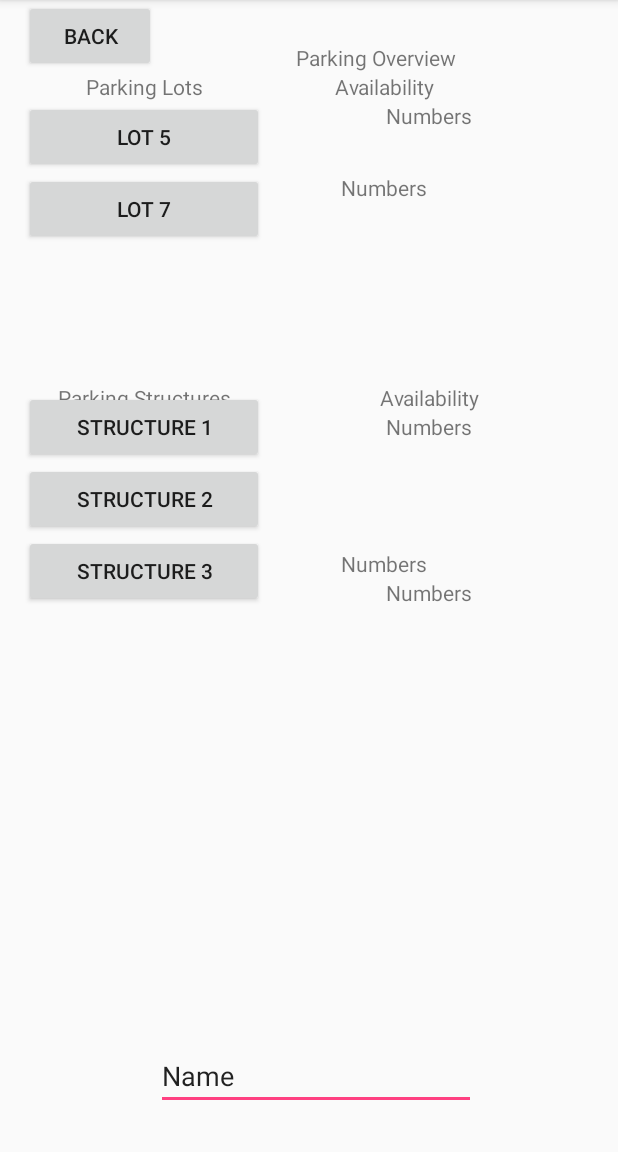
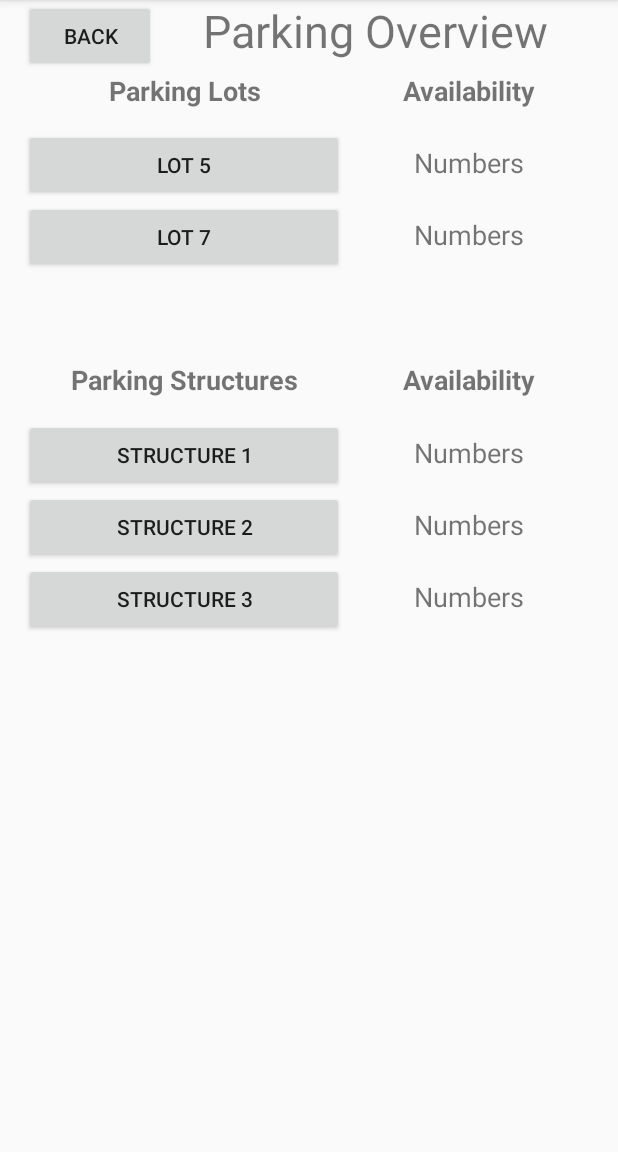
Before and after one commit to nikibecker/MeeseeksParking, an Android app: the Overview screen opened directly, with no data from a screen before it, on a phone screen of 412 x 824 dp, the part 84-1236 px from its top. Run offline under Robolectric (Android 15) with nearby library versions, the phone set to English and light mode, and no system bars; libraries missing offline, so code that uses them is left out: edu.csus.ecs.

```diff
--- a/app/src/main/res/layout/activity_overview.xml
+++ b/app/src/main/res/layout/activity_overview.xml
@@ -15,20 +15,22 @@
         tools:ignore="HardcodedText" />
 
     <TextView
-        android:id="@+id/editText4"
+        android:id="@+id/Text4"
         android:layout_width="wrap_content"
         android:layout_height="wrap_content"
-        android:layout_alignBottom="@+id/button7"
+        android:layout_above="@+id/Text5"
         android:layout_alignParentEnd="true"
+        android:layout_alignParentTop="true"
         android:layout_toEndOf="@+id/button7"
+        android:autoText="false"
         android:ems="10"
-        android:inputType="none"
-        android:singleLine="false"
+        android:inputType="textPersonName"
         android:text="Parking Overview"
-        android:textAlignment="center" />
+        android:textAlignment="center"
+        android:textSize="30sp" />
 
     <TextView
-        android:id="@+id/editText5"
+        android:id="@+id/Text5"
         android:layout_width="wrap_content"
         android:layout_height="wrap_content"
         android:layout_alignParentStart="true"
@@ -36,15 +38,18 @@
         android:ems="10"
         android:inputType="textPersonName"
         android:text="Parking Lots"
-        android:textAlignment="center" />
+        android:textAlignment="center"
+        android:textSize="18sp"
+        android:textStyle="bold" />
 
     <Button
         android:id="@+id/button8"
         android:layout_width="wrap_content"
         android:layout_height="wrap_content"
+        android:layout_alignEnd="@+id/button9"
         android:layout_alignParentStart="true"
-        android:layout_below="@+id/editText5"
-        android:layout_toStartOf="@+id/lot_availability"
+        android:layout_below="@+id/Text5"
+        android:layout_marginTop="13dp"
         android:onClick="goToActivityLot5"
         android:text="Lot 5" />
 
@@ -52,22 +57,25 @@
         android:id="@+id/button9"
         android:layout_width="wrap_content"
         android:layout_height="wrap_content"
-        android:layout_alignEnd="@+id/button8"
         android:layout_alignParentStart="true"
         android:layout_below="@+id/button8"
+        android:layout_toStartOf="@+id/structure_availability"
         android:onClick="goToActivityLot7"
         android:text="Lot 7" />
 
     <TextView
-        android:id="@+id/editText6"
+        android:id="@+id/Text6"
         android:layout_width="wrap_content"
         android:layout_height="wrap_content"
         android:layout_above="@+id/structure_numbers"
         android:layout_alignParentStart="true"
+        android:layout_marginBottom="24dp"
         android:ems="10"
         android:inputType="textPersonName"
         android:text="Parking Structures"
-        android:textAlignment="center" />
+        android:textAlignment="center"
+        android:textSize="18sp"
+        android:textStyle="bold" />
 
     <Button
         android:id="@+id/button10"
@@ -86,7 +94,7 @@
         android:layout_height="wrap_content"
         android:layout_alignParentStart="true"
         android:layout_below="@+id/button12"
-        android:layout_toStartOf="@+id/structure_numbers2"
+        android:layout_toStartOf="@+id/structure_numbers3"
         android:onClick="goToActivityPS3"
         android:text="Structure 3" />
 
@@ -104,49 +112,58 @@
         android:id="@+id/lot_availability"
         android:layout_width="wrap_content"
         android:layout_height="wrap_content"
-        android:layout_alignBaseline="@+id/editText5"
-        android:layout_alignBottom="@+id/editText5"
-        android:layout_toEndOf="@+id/editText5"
+        android:layout_alignBaseline="@+id/Text5"
+        android:layout_alignBottom="@+id/Text5"
+        android:layout_toEndOf="@+id/Text5"
         android:ems="10"
         android:inputType="textPersonName"
         android:text="Availability"
-        android:textAlignment="center" />
+        android:textAlignment="center"
+        android:textSize="18sp"
+        android:textStyle="bold" />
 
     <TextView
         android:id="@+id/lot_numbers"
         android:layout_width="wrap_content"
         android:layout_height="wrap_content"
+        android:layout_alignBaseline="@+id/button8"
+        android:layout_alignBottom="@+id/button8"
         android:layout_alignParentEnd="true"
-        android:layout_below="@+id/editText5"
-        android:layout_toEndOf="@+id/editText5"
+        android:layout_toEndOf="@+id/button8"
         android:ems="10"
         android:inputType="textPersonName"
         android:text="Numbers"
-        android:textAlignment="center" />
+        android:textAlignment="center"
+        android:textSize="18sp" />
 
     <TextView
         android:id="@+id/lot_numbers3"
         android:layout_width="wrap_content"
         android:layout_height="wrap_content"
-        android:layout_below="@+id/button8"
-        android:layout_toEndOf="@+id/editText6"
+        android:layout_alignBaseline="@+id/button9"
+        android:layout_alignBottom="@+id/button9"
+        android:layout_alignParentEnd="true"
+        android:layout_toEndOf="@+id/button9"
         android:ems="10"
         android:inputType="textPersonName"
         android:text="Numbers"
-        android:textAlignment="center" />
+        android:textAlignment="center"
+        android:textSize="18sp" />
 
     <TextView
         android:id="@+id/structure_availability"
         android:layout_width="wrap_content"
         android:layout_height="wrap_content"
-        android:layout_alignBaseline="@+id/editText6"
-        android:layout_alignBottom="@+id/editText6"
+        android:layout_alignBaseline="@+id/Text6"
+        android:layout_alignBottom="@+id/Text6"
         android:layout_alignParentEnd="true"
-        android:layout_toEndOf="@+id/editText6"
+        android:layout_toEndOf="@+id/Text6"
         android:ems="10"
         android:inputType="textPersonName"
         android:text="Availability"
-        android:textAlignment="center" />
+        android:textAlignment="center"
+        android:textSize="18sp"
+        android:textStyle="bold" />
 
     <TextView
         android:id="@+id/structure_numbers"
@@ -155,45 +172,38 @@
         android:layout_alignBaseline="@+id/button10"
         android:layout_alignBottom="@+id/button10"
         android:layout_alignParentEnd="true"
-        android:layout_toEndOf="@+id/editText6"
+        android:layout_toEndOf="@+id/button10"
         android:ems="10"
         android:inputType="textPersonName"
         android:text="Numbers"
-        android:textAlignment="center" />
+        android:textAlignment="center"
+        android:textSize="18sp" />
 
     <TextView
         android:id="@+id/structure_numbers2"
         android:layout_width="wrap_content"
         android:layout_height="wrap_content"
-        android:layout_above="@+id/structure_numbers3"
+        android:layout_alignBaseline="@+id/button12"
+        android:layout_alignBottom="@+id/button12"
         android:layout_toEndOf="@+id/button12"
         android:ems="10"
         android:inputType="textPersonName"
         android:text="Numbers"
-        android:textAlignment="center" />
+        android:textAlignment="center"
+        android:textSize="18sp" />
 
     <TextView
         android:id="@+id/structure_numbers3"
         android:layout_width="wrap_content"
         android:layout_height="wrap_content"
+        android:layout_alignBaseline="@+id/button11"
         android:layout_alignBottom="@+id/button11"
         android:layout_alignParentEnd="true"
         android:layout_toEndOf="@+id/button12"
         android:ems="10"
         android:inputType="textPersonName"
         android:text="Numbers"
-        android:textAlignment="center" />
-
-    <EditText
-        android:id="@+id/editText3"
-        android:layout_width="wrap_content"
-        android:layout_height="wrap_content"
-        android:layout_alignParentBottom="true"
-        android:layout_alignStart="@+id/editText4"
-        android:layout_marginBottom="28dp"
-        android:ems="10"
-        android:inputType="textPersonName"
-        android:text="Name" />
-
+        android:textAlignment="center"
+        android:textSize="18sp" />
 
 </RelativeLayout>
```
